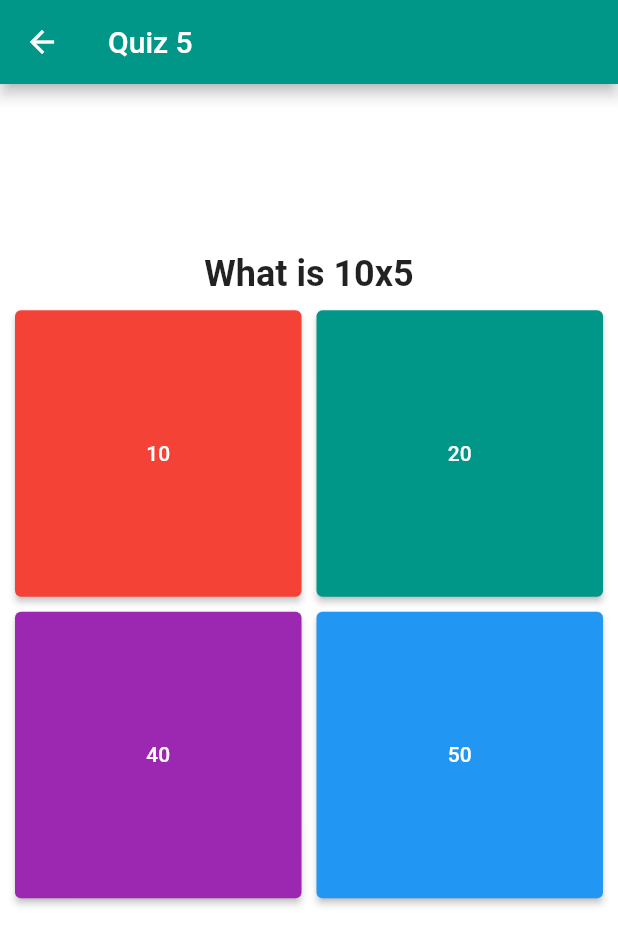
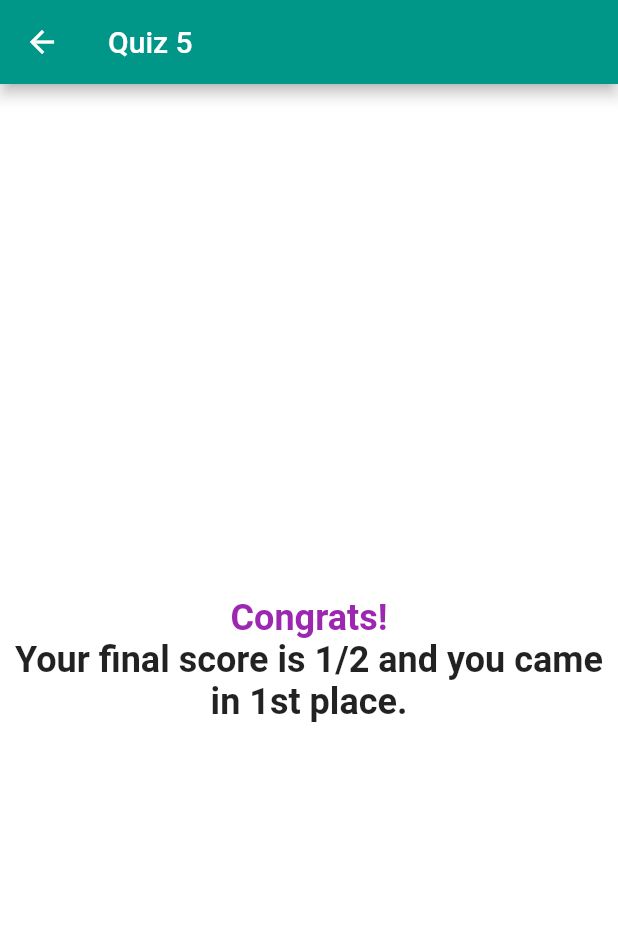
Before and after one commit to StefanTanaskovic/MathWiz, a Flutter app: the QuizScreen screen opened directly, after a tap on "10", after a tap on "20", on a phone screen of 412 x 824 dp. Shown: the top 945 px of the screen. Run offline on Flutter 3.47's test engine with Material 2 defaults, Android fonts, the phone set to English and light mode, and no system bars; our stand-ins replace carousel_slider, flutter_speed_dial.

Commit message:
added end screen to quiz view

```diff
--- a/mathwiz_app/lib/views/trivia/quiz.dart
+++ b/mathwiz_app/lib/views/trivia/quiz.dart
@@ -29,7 +29,6 @@ class _QuizScreenState extends State<QuizScreen> {
   Random random = new Random();
   int colorIndex = 0;
   int questionIndex = 0;
-  bool status = false;
 
   @override
   Widget build(BuildContext context) {
@@ -41,27 +40,32 @@ class _QuizScreenState extends State<QuizScreen> {
       body: SafeArea(
         child: Column(
           mainAxisAlignment: MainAxisAlignment.center,
-          children: _buildQuiz(questionIndex, status)
+          children: _buildQuiz(questionIndex)
 
         ),
       ),
     );
   }
 
-List <Widget> _buildQuiz(int i, bool status) {
+List <Widget> _buildQuiz(int i) {
   Size size = MediaQuery.of(context).size;
-  print("--------------");
-  print("this is the status");
-  print(status);
-  print("--------------");
-
   if(questionIndex == quiz.questions.length){
     return <Widget>[
-      Text("$finalScore")
+      Text("Congrats!",
+        textAlign: TextAlign.center,
+        style: TextStyle(fontWeight: FontWeight.bold, fontSize: 24, color: kSecondaryColor),
+      ),
+      Text(
+        "Your final score is $finalScore/${quiz.questions.length} and you came in 1st place.",
+        textAlign: TextAlign.center,
+        style: TextStyle(
+            fontWeight: FontWeight.bold, fontSize: 24),
+      ),
     ];
   }
   else{
       return <Widget>[
+          Text("Question: ${questionIndex + 1}/${quiz.questions.length}"),
           Text(
             quiz.questions[i].question,
             style: TextStyle(
@@ -81,8 +85,7 @@ List <Widget> _buildQuiz(int i, bool status) {
                     setState(() {
                       if (questionIndex == quiz.questions.length -1){
                         checkAnswer(i, index);
-                        print("finished quiz");
-                        status = true;
+                        questionIndex += 1;
                       }else{
                         checkAnswer(i, index);
                         questionIndex += 1;
```
